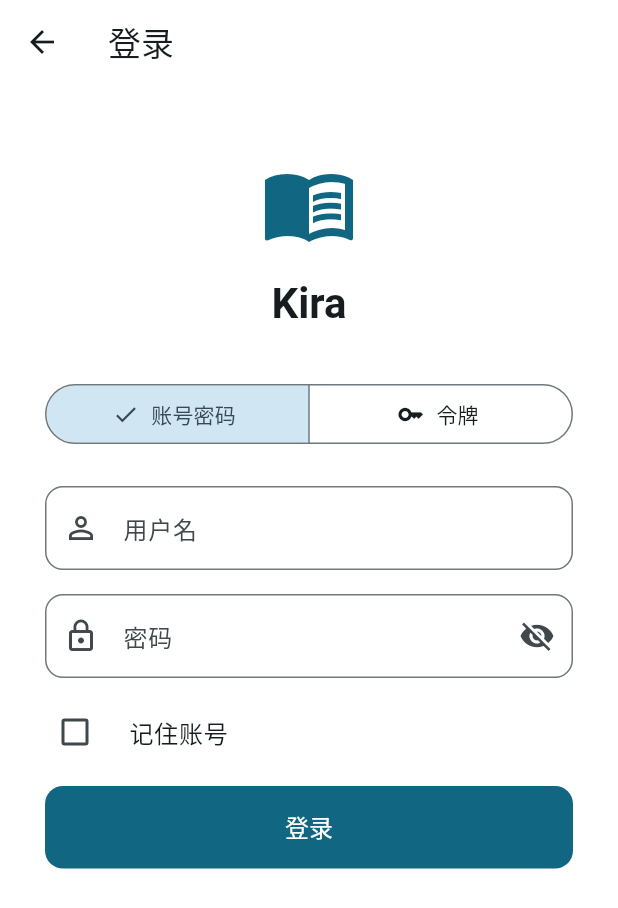
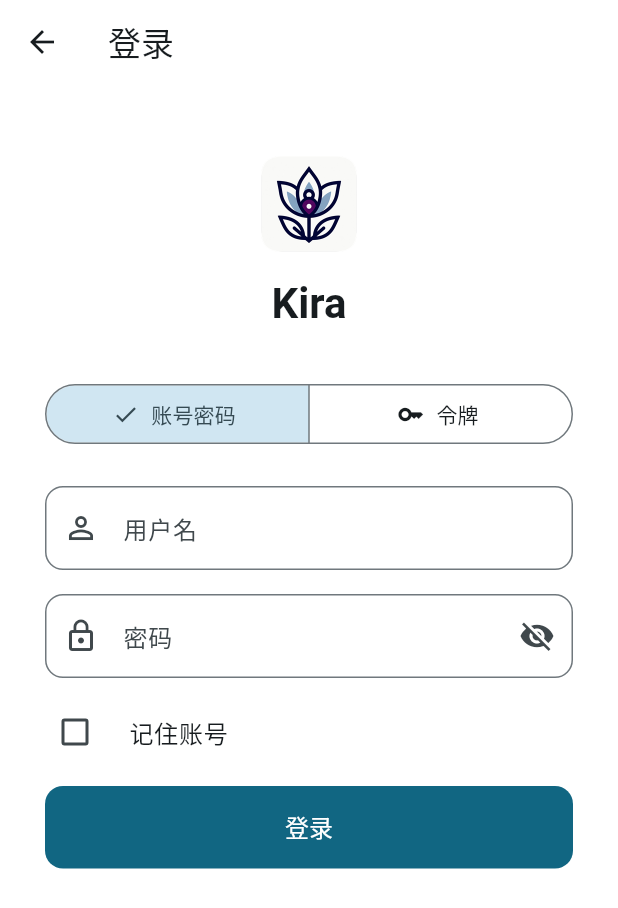
Before and after one commit to caolib/kira, a Flutter app: the screen it shows after launch, on a phone screen of 412 x 824 dp. Shown: the top 908 px of the screen. Run offline on Flutter 3.47's test engine with Material 3 defaults, Android fonts, the phone set to English and light mode, and no system bars; our stand-ins replace cached_network_image, dio, package_info_plus, shared_preferences; network calls fail.

Commit message:
🐳 chore: 修改关于界面logo；更新版本

```diff
--- a/lib/pages/profile_page.dart
+++ b/lib/pages/profile_page.dart
@@ -431,7 +431,7 @@ class _LoginPageState extends State<LoginPage> {
         child: Column(
           crossAxisAlignment: CrossAxisAlignment.stretch,
           children: [
-            Icon(Icons.menu_book, size: 64, color: cs.primary),
+            Image.asset('assets/ic_launcher.png', width: 64, height: 64),
             const SizedBox(height: 16),
             Text(
               'Kira',
@@ -576,7 +576,7 @@ class AboutPage extends StatelessWidget {
           return ListView(
             padding: const EdgeInsets.symmetric(horizontal: 24, vertical: 48),
             children: [
-              Icon(Icons.menu_book, size: 80, color: cs.primary),
+              Image.asset('assets/ic_launcher.png', width: 80, height: 80),
               const SizedBox(height: 16),
               Text(
                 'Kira',
--- a/pubspec.yaml
+++ b/pubspec.yaml
@@ -1,7 +1,7 @@
 name: kira
 description: "A comic reader app."
 publish_to: "none"
-version: 0.1.1
+version: 0.1.2
 
 environment:
   sdk: ^3.11.0
@@ -22,3 +22,5 @@ dev_dependencies:
 
 flutter:
   uses-material-design: true
+  assets:
+    - assets/ic_launcher.png
```
Also changed, not shown: assets/ic_launcher.png (added).
